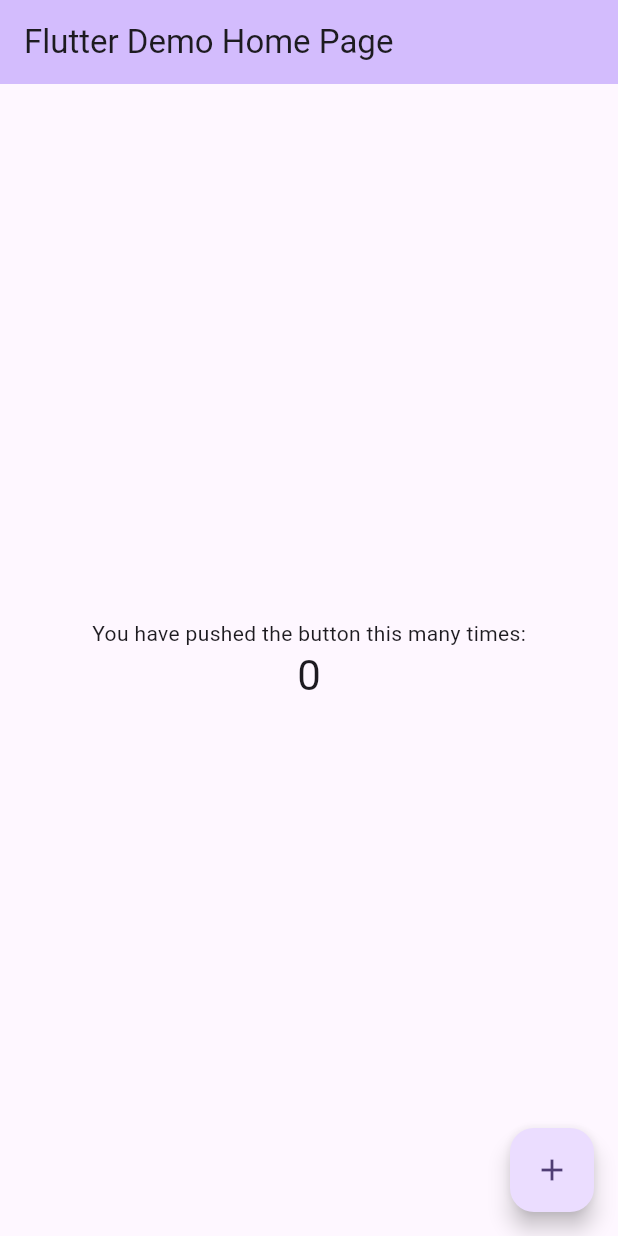
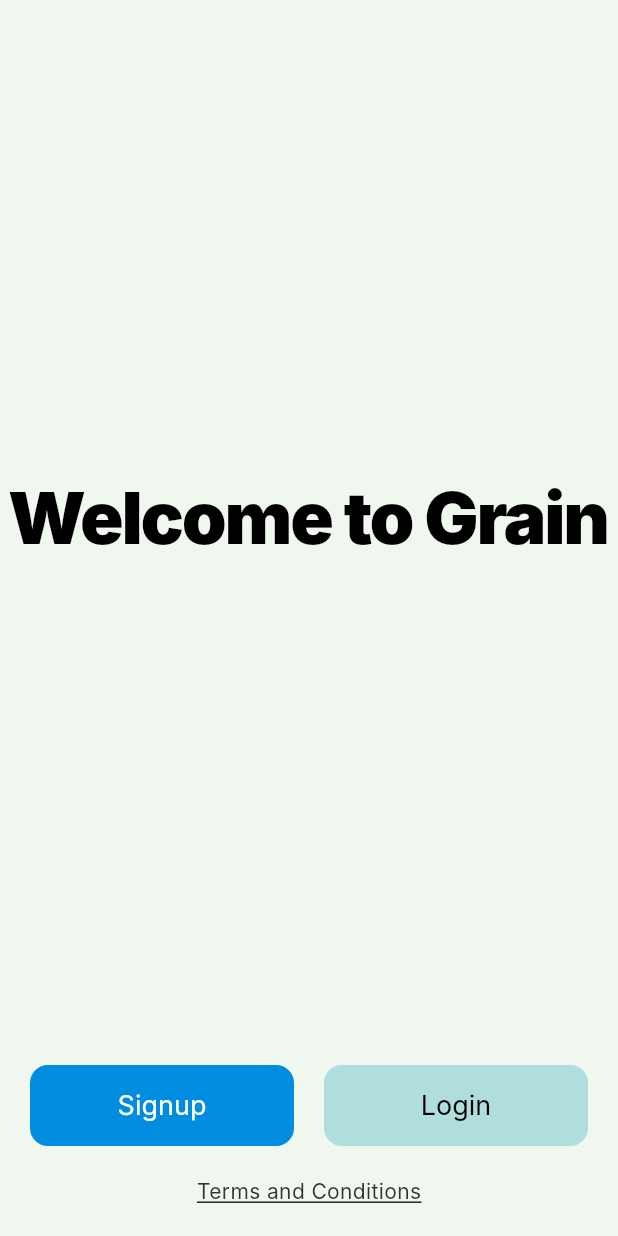
Before and after one commit to once-human/grain, a Flutter app: the screen it shows after launch, on a phone screen of 412 x 824 dp. Run offline on Flutter 3.47's test engine with Material 3 defaults, Android fonts, the phone set to English and light mode, and no system bars; Roboto replaces fonts that are missing (Inter).

Commit message:
home screen ui + basic login/registration logic

```diff
--- a/lib/main.dart
+++ b/lib/main.dart
@@ -1,4 +1,5 @@
 import 'package:flutter/material.dart';
+import 'screens/home.dart';
 
 void main() {
   runApp(const MyApp());
@@ -7,119 +8,18 @@
 class MyApp extends StatelessWidget {
   const MyApp({super.key});
 
-  // This widget is the root of your application.
   @override
   Widget build(BuildContext context) {
     return MaterialApp(
-      title: 'Flutter Demo',
+      title: 'Grain',
       theme: ThemeData(
-        // This is the theme of your application.
-        //
-        // TRY THIS: Try running your application with "flutter run". You'll see
-        // the application has a purple toolbar. Then, without quitting the app,
-        // try changing the seedColor in the colorScheme below to Colors.green
-        // and then invoke "hot reload" (save your changes or press the "hot
-        // reload" button in a Flutter-supported IDE, or press "r" if you used
-        // the command line to start the app).
-        //
-        // Notice that the counter didn't reset back to zero; the application
-        // state is not lost during the reload. To reset the state, use hot
-        // restart instead.
-        //
-        // This works for code too, not just values: Most code changes can be
-        // tested with just a hot reload.
         colorScheme: ColorScheme.fromSeed(seedColor: Colors.deepPurple),
         useMaterial3: true,
+        visualDensity: VisualDensity.adaptivePlatformDensity,
+        textTheme: Typography.blackCupertino,
       ),
-      home: const MyHomePage(title: 'Flutter Demo Home Page'),
+      home: const HomeScreen(),
+      debugShowCheckedModeBanner: false,
     );
   }
 }
-
-class MyHomePage extends StatefulWidget {
-  const MyHomePage({super.key, required this.title});
-
-  // This widget is the home page of your application. It is stateful, meaning
-  // that it has a State object (defined below) that contains fields that affect
-  // how it looks.
-
-  // This class is the configuration for the state. It holds the values (in this
-  // case the title) provided by the parent (in this case the App widget) and
-  // used by the build method of the State. Fields in a Widget subclass are
-  // always marked "final".
-
-  final String title;
-
-  @override
-  State<MyHomePage> createState() => _MyHomePageState();
-}
-
-class _MyHomePageState extends State<MyHomePage> {
-  int _counter = 0;
-
-  void _incrementCounter() {
-    setState(() {
-      // This call to setState tells the Flutter framework that something has
-      // changed in this State, which causes it to rerun the build method below
-      // so that the display can reflect the updated values. If we changed
-      // _counter without calling setState(), then the build method would not be
-      // called again, and so nothing would appear to happen.
-      _counter++;
-    });
-  }
-
-  @override
-  Widget build(BuildContext context) {
-    // This method is rerun every time setState is called, for instance as done
-    // by the _incrementCounter method above.
-    //
-    // The Flutter framework has been optimized to make rerunning build methods
-    // fast, so that you can just rebuild anything that needs updating rather
-    // than having to individually change instances of widgets.
-    return Scaffold(
-      appBar: AppBar(
-        // TRY THIS: Try changing the color here to a specific color (to
-        // Colors.amber, perhaps?) and trigger a hot reload to see the AppBar
-        // change color while the other colors stay the same.
-        backgroundColor: Theme.of(context).colorScheme.inversePrimary,
-        // Here we take the value from the MyHomePage object that was created by
-        // the App.build method, and use it to set our appbar title.
-        title: Text(widget.title),
-      ),
-      body: Center(
-        // Center is a layout widget. It takes a single child and positions it
-        // in the middle of the parent.
-        child: Column(
-          // Column is also a layout widget. It takes a list of children and
-          // arranges them vertically. By default, it sizes itself to fit its
-          // children horizontally, and tries to be as tall as its parent.
-          //
-          // Column has various properties to control how it sizes itself and
-          // how it positions its children. Here we use mainAxisAlignment to
-          // center the children vertically; the main axis here is the vertical
-          // axis because Columns are vertical (the cross axis would be
-          // horizontal).
-          //
-          // TRY THIS: Invoke "debug painting" (choose the "Toggle Debug Paint"
-          // action in the IDE, or press "p" in the console), to see the
-          // wireframe for each widget.
-          mainAxisAlignment: MainAxisAlignment.center,
-          children: <Widget>[
-            const Text(
-              'You have pushed the button this many times:',
-            ),
-            Text(
-              '$_counter',
-              style: Theme.of(context).textTheme.headlineMedium,
-            ),
-          ],
-        ),
-      ),
-      floatingActionButton: FloatingActionButton(
-        onPressed: _incrementCounter,
-        tooltip: 'Increment',
-        child: const Icon(Icons.add),
-      ), // This trailing comma makes auto-formatting nicer for build methods.
-    );
-  }
-}
--- /dev/null
+++ b/lib/screens/home.dart
@@ -0,0 +1,113 @@
+import 'package:flutter/material.dart';
+import 'login.dart';
+import 'register.dart';
+
+class HomeScreen extends StatelessWidget {
+  const HomeScreen({Key? key}) : super(key: key);
+
+  @override
+  Widget build(BuildContext context) {
+    return Scaffold(
+      backgroundColor: const Color(0xFFF0F7EE),
+      body: Column(
+        children: [
+          Expanded(
+            child: Center(
+              child: Column(
+                mainAxisAlignment: MainAxisAlignment.center,
+                children: const [
+                  // Updated welcome text
+                  Text(
+                    'Welcome to Grain',
+                    style: TextStyle(
+                      fontSize: 48,
+                      fontWeight: FontWeight.w900,
+                      fontFamily: 'Inter',
+                      letterSpacing: -1.5,
+                      color: Colors.black, // Full black color
+                    ),
+                  ),
+                ],
+              ),
+            ),
+          ),
+
+          // FilledButton from Material 3
+          Padding(
+            padding: const EdgeInsets.all(20),
+            child: Row(
+              mainAxisAlignment: MainAxisAlignment.spaceEvenly,
+              children: [
+                Expanded(
+                  child: FilledButton(
+                    onPressed: () {
+                      Navigator.push(
+                          context,
+                          MaterialPageRoute(
+                              builder: (context) => const RegisterScreen()));
+                    },
+                    style: FilledButton.styleFrom(
+                      backgroundColor: const Color(0xFF008DDF),
+                      foregroundColor: Colors.white, // White text color
+                      padding: const EdgeInsets.symmetric(vertical: 16),
+                      textStyle: const TextStyle(
+                        fontSize: 18,
+                        fontFamily: 'Inter',
+                      ),
+                      shape: RoundedRectangleBorder(
+                        borderRadius: BorderRadius.circular(12),
+                      ),
+                    ),
+                    child: const Text('Signup'),
+                  ),
+                ),
+                const SizedBox(width: 20),
+                Expanded(
+                  child: FilledButton(
+                    onPressed: () {
+                      Navigator.push(
+                          context,
+                          MaterialPageRoute(
+                              builder: (context) => const LoginScreen()));
+                    },
+                    style: FilledButton.styleFrom(
+                      backgroundColor: const Color(0xFFAFDEDC),
+                      foregroundColor: Colors.black, // Black text color
+                      padding: const EdgeInsets.symmetric(vertical: 16),
+                      textStyle: const TextStyle(
+                        fontSize: 18,
+                        fontFamily: 'Inter',
+                      ),
+                      shape: RoundedRectangleBorder(
+                        borderRadius: BorderRadius.circular(12),
+                      ),
+                    ),
+                    child: const Text('Login'),
+                  ),
+                ),
+              ],
+            ),
+          ),
+
+          // Terms and Conditions with darker color
+          Padding(
+            padding: const EdgeInsets.only(bottom: 20.0),
+            child: InkWell(
+              onTap: () {
+                // Handle Terms and Conditions navigation
+              },
+              child: const Text(
+                'Terms and Conditions',
+                style: TextStyle(
+                  color: Color(0xFF333333), // Darker gray color
+                  fontFamily: 'Inter',
+                  decoration: TextDecoration.underline,
+                ),
+              ),
+            ),
+          ),
+        ],
+      ),
+    );
+  }
+}
--- a/pubspec.yaml
+++ b/pubspec.yaml
@@ -46,7 +46,7 @@
   # activated in the `analysis_options.yaml` file located at the root of your
   # package. See that file for information about deactivating specific lint
   # rules and activating additional ones.
-  flutter_lints: ^4.0.0
+  flutter_lints: ^5.0.0
 
 # For information on the generic Dart part of this file, see the
 # following page: https://dart.dev/tools/pub/pubspec
```
Also changed, not shown: lib/screens/login.dart (added, +114 -0 lines), lib/screens/register.dart (added, +135 -0 lines), lib/services/auth.dart (added, +49 -0 lines), pubspec.lock, 4 other files.
